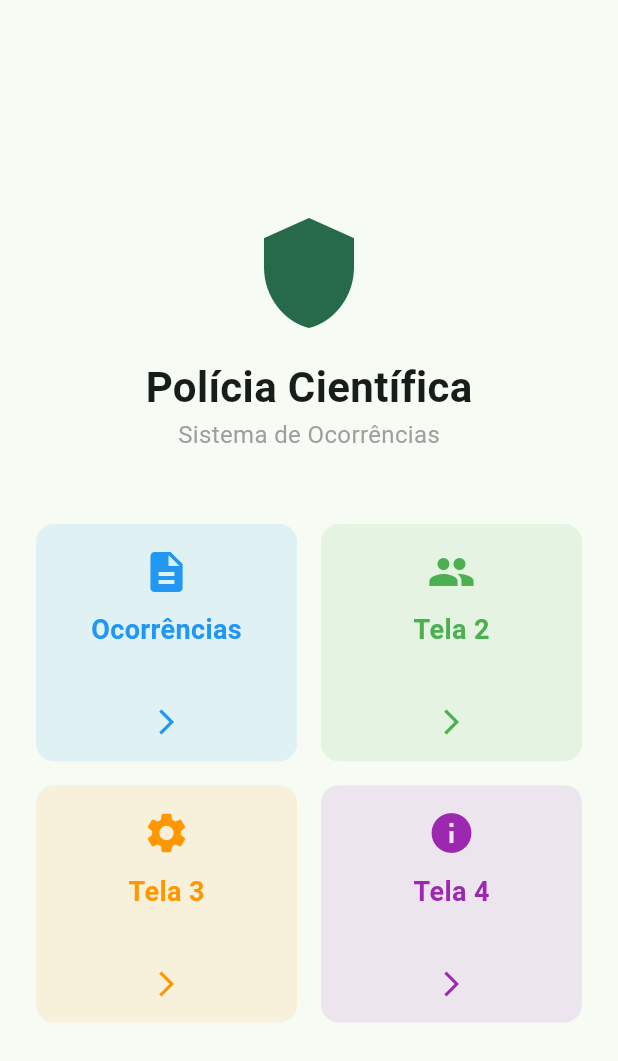
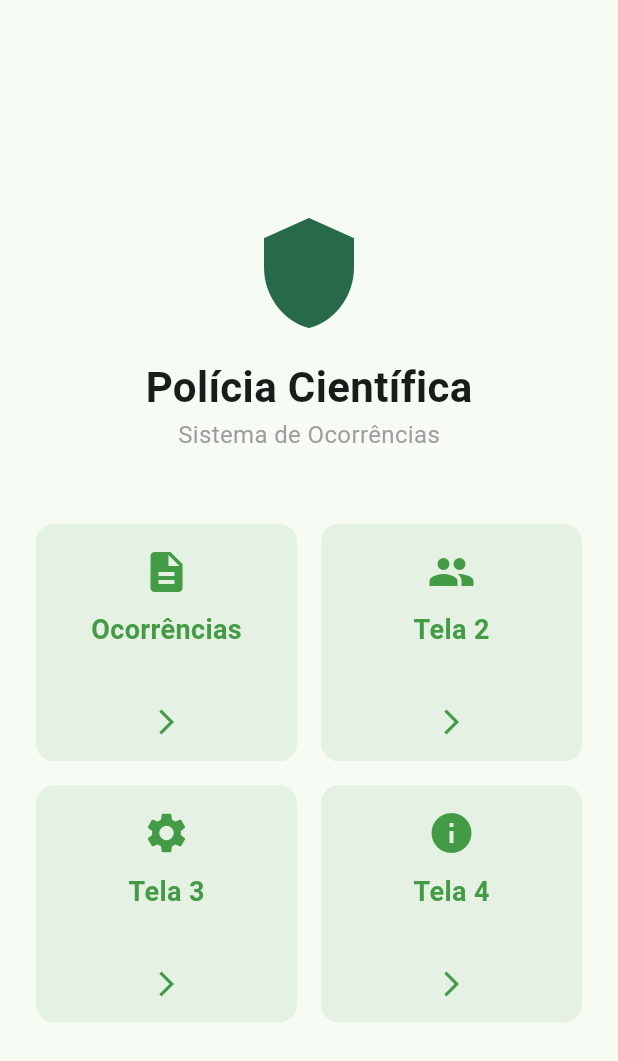
Before and after one commit to eduelias-dev/projeto_policia, a Flutter app: the screen it shows after launch, on a phone screen of 412 x 824 dp. Shown: the top 1061 px of the screen. Run offline on Flutter 3.47's test engine with Material 3 defaults, Android fonts, the phone set to English and light mode, and no system bars; our stand-ins replace equatable, flutter_bloc, sqflite, sqflite_common_ffi; accounts and stored records are empty.

Commit message:
refactor: update BotaoMenu to use default color values and simplify usage

```diff
--- a/lib/components/botao_menu_component.dart
+++ b/lib/components/botao_menu_component.dart
@@ -7,10 +7,10 @@ class BotaoMenu extends StatelessWidget {
   final Color cor;
   final VoidCallback onPressed;
 
-  const BotaoMenu({
+  const BotaoMenu({super.key,
     required this.titulo,
     required this.icone,
-    required this.cor,
+    this.cor = const Color.fromARGB(255, 67, 155, 70),
     required this.onPressed,
   });
 
@@ -20,7 +20,7 @@ class BotaoMenu extends StatelessWidget {
       width: double.infinity,
       height: 80,
       child: Material(
-        color: cor.withOpacity(0.1),
+        color: cor.withValues(alpha: .1),
         borderRadius: BorderRadius.circular(12),
         child: InkWell(
           onTap: onPressed,
--- a/lib/pages/menu_page.dart
+++ b/lib/pages/menu_page.dart
@@ -48,25 +48,21 @@ class MenuPage extends StatelessWidget {
             BotaoMenu(
               titulo: 'Ocorrências',
               icone: Icons.description,
-              cor: Colors.blue,
               onPressed: () => Navigator.push(context, MaterialPageRoute(builder: (context) => const MainPage())),
             ),
             BotaoMenu(
               titulo: 'Tela 2',
               icone: Icons.people,
-              cor: Colors.green,
               onPressed: () => Navigator.push(context, MaterialPageRoute(builder: (context) => const Tela2())),
             ),
             BotaoMenu(
               titulo: 'Tela 3',
               icone: Icons.settings,
-              cor: Colors.orange,
               onPressed: () => Navigator.push(context, MaterialPageRoute(builder: (context) => const Tela3())),
             ),
             BotaoMenu(
               titulo: 'Tela 4',
               icone: Icons.info,
-              cor: Colors.purple,
               onPressed: () => Navigator.push(context, MaterialPageRoute(builder: (context) => const Tela4())),
             ),
           ],
```
